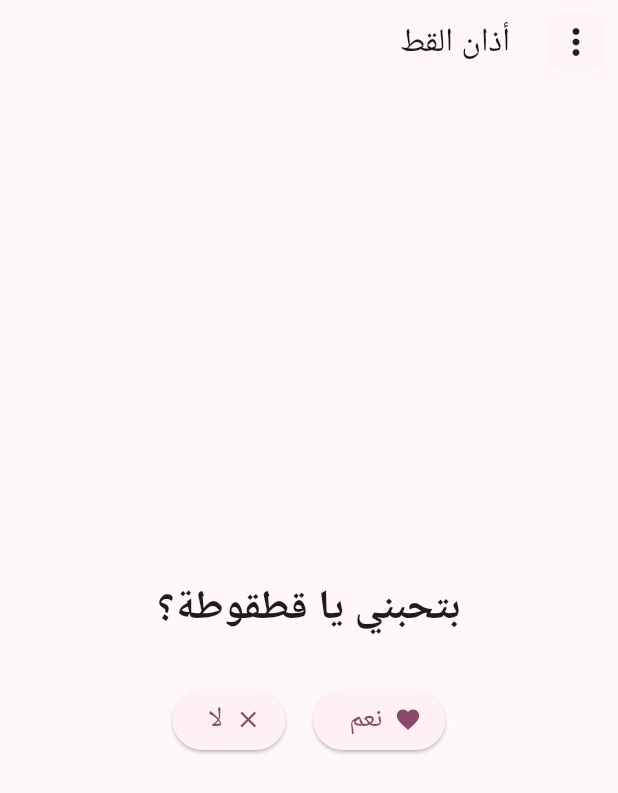
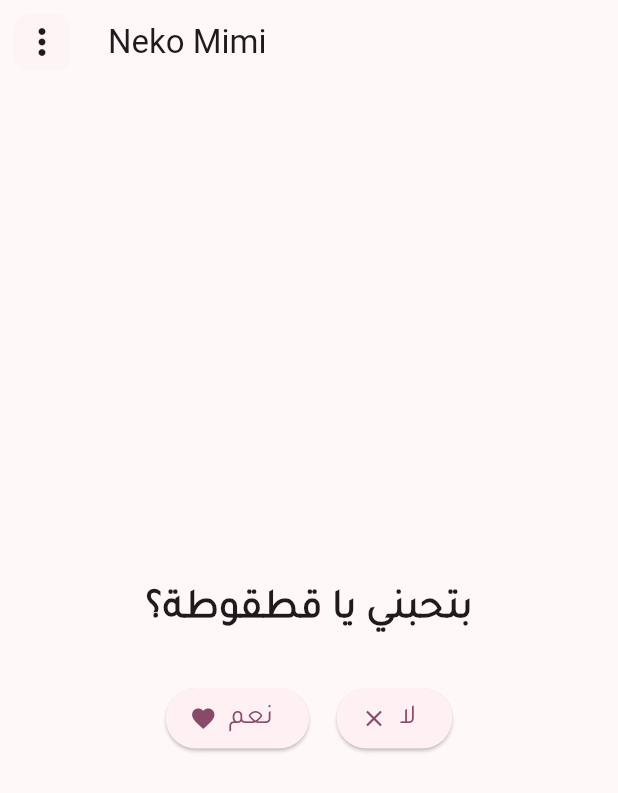
Before and after one commit to MostafaSensei106/NekoMimi, a Flutter app: the screen it shows after launch, on a phone screen of 412 x 824 dp. Shown: the top 793 px of the screen. Run offline on Flutter 3.47's test engine with Material 3 defaults, Android fonts, the light colour scheme and no system bars; our stand-ins replace flutter_bloc, flutter_screenutil, font_awesome_flutter, shared_preferences; missing offline and left inert: network_info_plus.

Commit message:
Fonts Responsive and Languages Changer

```diff
--- a/lib/config/theme/fonts.dart
+++ b/lib/config/theme/fonts.dart
@@ -0,0 +1,55 @@
+import 'package:flutter/material.dart';
+import 'package:flutter_screenutil/flutter_screenutil.dart';
+
+enum AppLanguage { arabic, english, japanese }
+
+class AppTextStyles {
+  static AppLanguage currentLanguage = AppLanguage.arabic;
+
+  static String getFontFamily() {
+    switch (currentLanguage) {
+      case AppLanguage.arabic:
+        return 'ArabicFont';
+      case AppLanguage.english:
+        return 'EnglishFont';
+      case AppLanguage.japanese:
+        return 'JapaneseFont';
+    }
+  }
+
+  static TextStyle get headline1 => TextStyle(
+    fontFamily: getFontFamily(),
+    fontSize: 24.sp,
+    fontWeight: FontWeight.bold,
+  );
+
+  static TextStyle get headline2 => TextStyle(
+    fontFamily: getFontFamily(),
+    fontSize: 20.sp,
+    fontWeight: FontWeight.w600,
+  );
+
+  static TextStyle get bodyText1 => TextStyle(
+    fontFamily: getFontFamily(),
+    fontSize: 16.sp,
+    fontWeight: FontWeight.normal,
+  );
+
+  static TextStyle get bodyText2 => TextStyle(
+    fontFamily: getFontFamily(),
+    fontSize: 14.sp,
+    fontWeight: FontWeight.normal,
+  );
+
+  static TextStyle get button => TextStyle(
+    fontFamily: getFontFamily(),
+    fontSize: 16.sp,
+    fontWeight: FontWeight.w500,
+  );
+
+
+  static void setLanguage(AppLanguage language) {
+    currentLanguage = language;
+  }
+
+}
--- /dev/null
+++ b/lib/featureas/home/bloc/Locals/language_bloc.dart
@@ -0,0 +1,11 @@
+import 'package:flutter_bloc/flutter_bloc.dart';
+import 'package:nekomimi/featureas/home/bloc/Locals/language_event.dart';
+import 'package:nekomimi/featureas/home/bloc/Locals/language_state.dart';
+
+class LanguageBloc extends Bloc<LanguageEvent, LanguageState> {
+  LanguageBloc() : super(LanguageState(locale: null)) {
+    on<ChangeLanguageEvent>((event, emit) {
+      emit(LanguageState(locale: event.locale));
+    });
+  }
+}
--- /dev/null
+++ b/lib/featureas/home/bloc/Locals/language_event.dart
@@ -0,0 +1,9 @@
+import 'package:flutter/material.dart';
+
+abstract class LanguageEvent {}
+
+class ChangeLanguageEvent extends LanguageEvent {
+  final Locale locale;
+
+  ChangeLanguageEvent(this.locale);
+}
--- /dev/null
+++ b/lib/featureas/home/bloc/Locals/language_state.dart
@@ -0,0 +1,7 @@
+import 'package:flutter/material.dart';
+
+class LanguageState {
+  final Locale? locale;
+
+  LanguageState({this.locale});
+}
--- a/lib/featureas/home/page/love_me.dart
+++ b/lib/featureas/home/page/love_me.dart
@@ -1,6 +1,7 @@
 import 'package:flutter/material.dart';
 import 'package:flutter_bloc/flutter_bloc.dart';
 import 'package:flutter_screenutil/flutter_screenutil.dart';
+import 'package:nekomimi/config/theme/fonts.dart';
 import 'package:nekomimi/featureas/home/bloc/bloc.dart';
 import 'package:nekomimi/featureas/home/widget/appbar/cat_app_bar.dart';
 import 'package:nekomimi/featureas/home/widget/drawer/cat_drawer.dart';
@@ -21,7 +22,7 @@ class LoveMePage extends StatelessWidget {
               SizedBox(height: 20.h),
               Text(
                 'بتحبني يا قطقوطة؟',
-                style: TextStyle(fontSize: 24.sp, fontWeight: FontWeight.bold),
+                style: AppTextStyles.headline1,
               ),
               SizedBox(height: 24.h),
               Row(
@@ -32,7 +33,7 @@ class LoveMePage extends StatelessWidget {
                       context.read<LoveMeBloc>().add(YesEvent());
                     },
                     icon: const Icon(Icons.favorite),
-                    label: Text('نعم', style: TextStyle(fontSize: 16.sp)),
+                    label: Text('نعم', style: AppTextStyles.button),
                   ),
                   SizedBox(width: 16.w),
                   ElevatedButton.icon(
@@ -40,7 +41,7 @@ class LoveMePage extends StatelessWidget {
                       context.read<LoveMeBloc>().add(NoEvent());
                     },
                     icon: const Icon(Icons.close),
-                    label: Text('لا', style: TextStyle(fontSize: 16.sp)),
+                    label: Text('لا', style: AppTextStyles.button),
                   ),
                 ],
               ),
@@ -58,7 +59,7 @@ class LoveMePage extends StatelessWidget {
                         children: [
                           if (state.answer.isNotEmpty)
                             ListTile(
-                              title: Text(state.answer, style: TextStyle(fontSize: 16.sp)),
+                              title: Text(state.answer, style: AppTextStyles.bodyText1),
                               shape: RoundedRectangleBorder(
                                 borderRadius: BorderRadius.circular(10.r),
                               ),
@@ -72,7 +73,7 @@ class LoveMePage extends StatelessWidget {
 
                   if (state.answer == 'نعم') {
                     return ListTile(
-                      title: Text(state.answer, style: TextStyle(fontSize: 16.sp)),
+                      title: Text(state.answer, style: AppTextStyles.bodyText1),
                       shape: RoundedRectangleBorder(
                         borderRadius: BorderRadius.circular(10.r),
                       ),
--- a/lib/featureas/home/widget/drawer/cat_drawer.dart
+++ b/lib/featureas/home/widget/drawer/cat_drawer.dart
@@ -1,5 +1,6 @@
 import 'package:flutter/material.dart';
 import 'package:nekomimi/config/theme/theme_model.dart';
+import 'package:nekomimi/featureas/home/widget/drawer/Locals.dart';
 import 'package:nekomimi/featureas/home/widget/drawer/cat_about_neko.dart';
 import 'package:nekomimi/featureas/home/widget/drawer/cat_contact_dev.dart';
 import 'package:nekomimi/featureas/home/widget/drawer/cat_drawer_header.dart';
@@ -62,8 +63,9 @@ class CatDrawer extends StatelessWidget {
                               .colorScheme
                               .surfaceContainer,
                         ),
-                        child: const Column(
+                        child:  const Column(
                           children: [
+                            LanguageSelectionTile(),
                             TaContactDev(),
                             Divider(),
                             AboutNeko(),
--- a/lib/main.dart
+++ b/lib/main.dart
@@ -1,14 +1,18 @@
+import 'dart:ui';
+
 import 'package:flutter/material.dart';
 import 'package:flutter_bloc/flutter_bloc.dart';
 import 'package:flutter_localizations/flutter_localizations.dart';
 import 'package:flutter_screenutil/flutter_screenutil.dart';
 import 'package:nekomimi/config/theme/dark_theme.dart';
 import 'package:nekomimi/config/theme/light_theme.dart';
-import 'package:nekomimi/config/theme/theme_model.dart';
+import 'package:nekomimi/featureas/home/bloc/Locals/language_bloc.dart';
+import 'package:nekomimi/featureas/home/bloc/Locals/language_state.dart';
 import 'package:nekomimi/featureas/home/bloc/bloc.dart';
 import 'package:nekomimi/featureas/home/page/love_me.dart';
+import 'package:provider/provider.dart';
+import 'package:nekomimi/config/theme/theme_model.dart';
 import 'package:nekomimi/generated/l10n.dart';
-import 'package:provider/provider.dart';
 
 void main() {
   WidgetsFlutterBinding.ensureInitialized();
@@ -18,14 +22,17 @@ void main() {
         ChangeNotifierProvider<ThemeModel>(
           create: (_) => ThemeModel(),
         ),
+        BlocProvider<LanguageBloc>(
+          create: (_) => LanguageBloc(),
+        ),
         BlocProvider<LoveMeBloc>(
           create: (_) => LoveMeBloc(),
-        ),
-      ],
+        ),      ],
       child: const NekoMimi(),
     ),
   );
 }
+
 
 class NekoMimi extends StatelessWidget {
   const NekoMimi({super.key});
@@ -34,18 +41,20 @@ class NekoMimi extends StatelessWidget {
   Widget build(BuildContext context) {
     return Consumer<ThemeModel>(
       builder: (context, themeModel, child) {
+        return BlocBuilder<LanguageBloc, LanguageState>(
+          builder: (context, state) {
             return ScreenUtilInit(
               designSize: const Size(360, 690),
               minTextAdapt: true,
-          splitScreenMode: true,
-          builder: (context, child) => MaterialApp(
+              builder: (context, child) {
+                return MaterialApp(
                   title: '猫耳 • Neko Mimi',
                   themeMode: themeModel.themeMode,
                   theme: lightTheme,
                   darkTheme: DarkTheme,
                   home: const LoveMePage(),
                   debugShowCheckedModeBanner: false,
-            locale: const Locale("ar"),
+                  locale: state.locale ?? Locale(window.locale.languageCode),
                   localizationsDelegates: const [
                     S.delegate,
                     GlobalMaterialLocalizations.delegate,
@@ -53,7 +62,10 @@ class NekoMimi extends StatelessWidget {
                     GlobalCupertinoLocalizations.delegate,
                   ],
                   supportedLocales: S.delegate.supportedLocales,
-          ),
+                );
+              },
+            );
+          },
         );
       },
     );
```
Also changed, not shown: lib/featureas/home/widget/drawer/Locals.dart (added, +62 -0 lines). Lines whose indentation alone changed are shown as unchanged.
